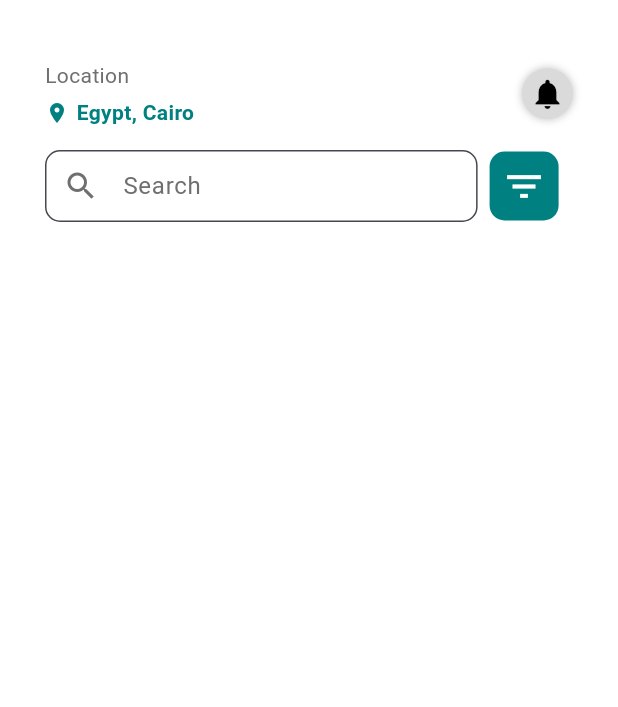
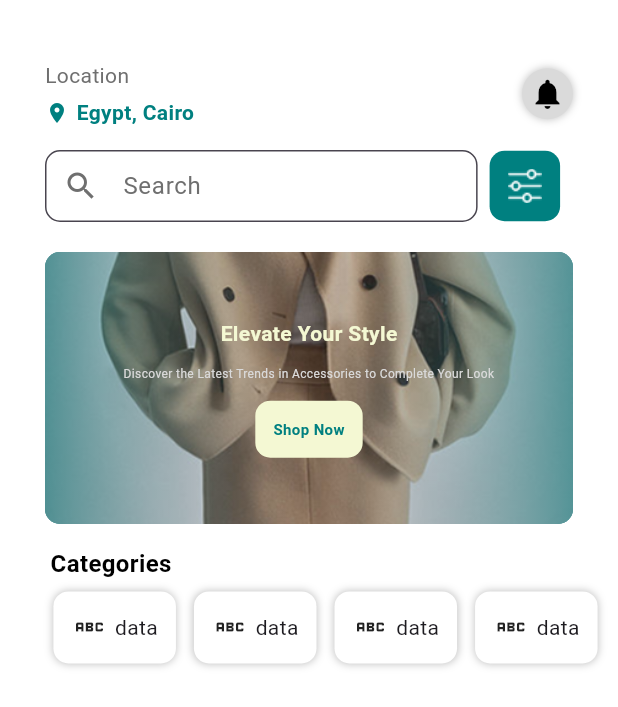
Before and after one commit to Mareamkhaled/final_project_bootcamp, a Flutter app: the screen it shows after launch, on a phone screen of 412 x 824 dp. Shown: the top 707 px of the screen. Run offline on Flutter 3.47's test engine with Material 3 defaults, Android fonts, the phone set to English and light mode, and no system bars; our stand-ins replace device_preview, google_fonts; Roboto replaces fonts that are missing (Lemonada).

Commit message:
Add new UI components and update MainScreen layout

```diff
--- a/lib/core/app_colors.dart
+++ b/lib/core/app_colors.dart
@@ -9,4 +9,5 @@ class AppColors {
   // static const myBlue = Color(0xFF73C7C7);
   static const formColor = Color(0xFFF6F6F6);
   static const myBlue = Color(0xFF008080);
+  static const myyellow = Color(0xFFF4F8D3);
 }
--- a/lib/main screen/presentation/views/main_screen.dart
+++ b/lib/main screen/presentation/views/main_screen.dart
@@ -1,7 +1,9 @@
 import 'package:final_project_bootcamp/core/app_colors.dart';
-import 'package:final_project_bootcamp/main%20screen/presentation/widgets/location_section_with_notification_button.dart';
-import 'package:final_project_bootcamp/main%20screen/presentation/widgets/search_and_filter_button.dart';
+import 'package:final_project_bootcamp/main%20screen/presentation/widgets/category_card.dart';
+import 'package:final_project_bootcamp/main%20screen/presentation/widgets/upper_content.dart';
 import 'package:flutter/material.dart';
+
+import '../../../core/app_styles.dart';
 
 class MainScreen extends StatelessWidget {
   const MainScreen({super.key});
@@ -9,23 +11,42 @@ class MainScreen extends StatelessWidget {
   Widget build(BuildContext context) {
     return Scaffold(
       backgroundColor: AppColors.myWhite,
-      body: Padding(
-        padding: const EdgeInsets.symmetric(horizontal: 30),
-        child: Column(
+      body: Column(
         children: [
-            SizedBox(
-              height: 40,
-            ),
-            LocationSectionWithNotificationButton(),
+          UpperContent(),
           SizedBox(
             height: 15,
           ),
-            SearchAndFilterButton(),
+          Padding(
+            padding: const EdgeInsets.only(left: 30),
+            child: Column(
+              crossAxisAlignment: CrossAxisAlignment.start,
+              children: [
+                Text(
+                  "Categories",
+                  style: AppStyles.semiBold.copyWith(
+                    color: AppColors.myBlack,
+                    fontSize: 16,
+                  ),
+                ),
                 SizedBox(
-              height: 20,
+                  height: 5,
                 ),
+                SingleChildScrollView(
+                  scrollDirection: Axis.horizontal,
+                  child: Row(
+                    children: [
+                      CategoryCard(),
+                      CategoryCard(),
+                      CategoryCard(),
+                      CategoryCard(),
                     ],
                   ),
+                )
+              ],
+            ),
+          )
+        ],
       ),
     );
   }
--- /dev/null
+++ b/lib/main screen/presentation/widgets/bannar_sale_card.dart
@@ -0,0 +1,47 @@
+import 'package:final_project_bootcamp/core/app_colors.dart';
+import 'package:final_project_bootcamp/core/app_images.dart';
+import 'package:final_project_bootcamp/main%20screen/presentation/widgets/bannar_sale_content.dart';
+import 'package:flutter/material.dart';
+
+class BannarSaleCard extends StatelessWidget {
+  const BannarSaleCard({
+    super.key,
+  });
+
+  @override
+  Widget build(BuildContext context) {
+    return Container(
+      height: MediaQuery.sizeOf(context).height * 0.22,
+      width: double.infinity,
+      decoration: BoxDecoration(
+        image: DecorationImage(
+          image: AssetImage(
+            Assets.assetsImagesTest,
+          ),
+          fit: BoxFit.cover,
+        ),
+        color: AppColors.myBlue,
+        borderRadius: BorderRadius.all(
+          Radius.circular(10),
+        ),
+      ),
+      child: Container(
+        height: MediaQuery.sizeOf(context).height * 0.22,
+        width: double.infinity,
+        decoration: BoxDecoration(
+          gradient: LinearGradient(
+            colors: [
+              AppColors.myBlue.withOpacity(0.5),
+              AppColors.myWhite.withOpacity(0),
+              AppColors.myBlue.withOpacity(0.5),
+            ],
+          ),
+          borderRadius: BorderRadius.all(
+            Radius.circular(10),
+          ),
+        ),
+        child: BannarSaleContent(),
+      ),
+    );
+  }
+}
--- /dev/null
+++ b/lib/main screen/presentation/widgets/bannar_sale_content.dart
@@ -0,0 +1,44 @@
+import 'package:final_project_bootcamp/core/app_colors.dart';
+import 'package:final_project_bootcamp/core/app_styles.dart';
+import 'package:final_project_bootcamp/main%20screen/presentation/widgets/shop_now_button.dart';
+import 'package:flutter/material.dart';
+
+class BannarSaleContent extends StatelessWidget {
+  const BannarSaleContent({
+    super.key,
+  });
+
+  @override
+  Widget build(BuildContext context) {
+    return Padding(
+      padding: const EdgeInsets.symmetric(horizontal: 50),
+      child: Column(
+        mainAxisAlignment: MainAxisAlignment.center,
+        children: [
+          Text(
+            "Elevate Your Style",
+            style: AppStyles.semiBold.copyWith(
+              color: AppColors.myyellow,
+              fontSize: 14,
+            ),
+          ),
+          SizedBox(
+            height: 12,
+          ),
+          Text(
+            textAlign: TextAlign.center,
+            "Discover the Latest Trends in Accessories to Complete Your Look",
+            style: AppStyles.regular.copyWith(
+              color: AppColors.myGrey_1,
+              fontSize: 8,
+            ),
+          ),
+          SizedBox(
+            height: 12,
+          ),
+          ShopNowButton()
+        ],
+      ),
+    );
+  }
+}
--- /dev/null
+++ b/lib/main screen/presentation/widgets/category_card.dart
@@ -0,0 +1,38 @@
+import 'package:final_project_bootcamp/core/app_colors.dart';
+import 'package:flutter/material.dart';
+
+class CategoryCard extends StatelessWidget {
+  const CategoryCard({
+    super.key,
+  });
+
+  @override
+  Widget build(BuildContext context) {
+    return Padding(
+      padding: const EdgeInsets.only(right: 10, top: 2, bottom: 2, left: 2),
+      child: Container(
+        padding: EdgeInsets.all(12),
+        decoration: BoxDecoration(
+          boxShadow: [
+            BoxShadow(
+              color: AppColors.myBlack.withOpacity(0.25),
+              offset: Offset(0, 0),
+              blurRadius: 4,
+            )
+          ],
+          color: AppColors.myWhite,
+          borderRadius: BorderRadius.circular(10),
+        ),
+        child: Row(
+          children: [
+            Icon(Icons.abc),
+            SizedBox(
+              width: 5,
+            ),
+            Text("data")
+          ],
+        ),
+      ),
+    );
+  }
+}
--- a/lib/main screen/presentation/widgets/filter_button.dart
+++ b/lib/main screen/presentation/widgets/filter_button.dart
@@ -1,4 +1,5 @@
 import 'package:final_project_bootcamp/core/app_colors.dart';
+import 'package:final_project_bootcamp/core/app_images.dart';
 import 'package:flutter/material.dart';
 
 class FilterButton extends StatelessWidget {
@@ -10,15 +11,13 @@ class FilterButton extends StatelessWidget {
   Widget build(BuildContext context) {
     return Ink(
       child: Container(
-        padding: EdgeInsets.all(8),
+        padding: EdgeInsets.all(12),
         decoration: BoxDecoration(
           color: AppColors.myBlue,
           borderRadius: BorderRadius.circular(10),
         ),
-        child: Icon(
-          Icons.filter_list,
-          size: 30,
-          color: AppColors.myWhite,
+        child: Image.asset(
+          Assets.assetsImagesfilter,
         ),
       ),
     );
--- /dev/null
+++ b/lib/main screen/presentation/widgets/shop_now_button.dart
@@ -0,0 +1,27 @@
+import 'package:final_project_bootcamp/core/app_colors.dart';
+import 'package:final_project_bootcamp/core/app_styles.dart';
+import 'package:flutter/material.dart';
+
+class ShopNowButton extends StatelessWidget {
+  const ShopNowButton({
+    super.key,
+  });
+
+  @override
+  Widget build(BuildContext context) {
+    return Container(
+      padding: EdgeInsets.all(12),
+      decoration: BoxDecoration(
+        color: AppColors.myyellow,
+        borderRadius: BorderRadius.circular(10),
+      ),
+      child: Text(
+        "Shop Now",
+        style: AppStyles.semiBold.copyWith(
+          color: AppColors.myBlue,
+          fontSize: 10,
+        ),
+      ),
+    );
+  }
+}
--- /dev/null
+++ b/lib/main screen/presentation/widgets/upper_content.dart
@@ -0,0 +1,34 @@
+import 'package:final_project_bootcamp/main%20screen/presentation/widgets/bannar_sale_card.dart';
+import 'package:final_project_bootcamp/main%20screen/presentation/widgets/location_section_with_notification_button.dart';
+import 'package:final_project_bootcamp/main%20screen/presentation/widgets/search_and_filter_button.dart';
+import 'package:flutter/material.dart';
+
+class UpperContent extends StatelessWidget {
+  const UpperContent({
+    super.key,
+  });
+
+  @override
+  Widget build(BuildContext context) {
+    return Padding(
+      padding: const EdgeInsets.symmetric(horizontal: 30),
+      child: Column(
+        children: [
+          SizedBox(
+            height: 40,
+          ),
+          LocationSectionWithNotificationButton(),
+          SizedBox(
+            height: 15,
+          ),
+          SearchAndFilterButton(),
+          SizedBox(
+            height: 20,
+          ),
+          BannarSaleCard(),
+          // here
+        ],
+      ),
+    );
+  }
+}
--- a/pubspec.yaml
+++ b/pubspec.yaml
@@ -61,8 +61,8 @@ flutter:
   uses-material-design: true
 
   # To add assets to your application, add an assets section, like this:
-  # assets:
-  #   - images/a_dot_burr.jpeg
+  assets:
+    - assets/images/
   #   - images/a_dot_ham.jpeg
 
   # An image asset can refer to one or more resolution-specific "variants", see
```
Lines whose indentation alone changed are shown as unchanged.
